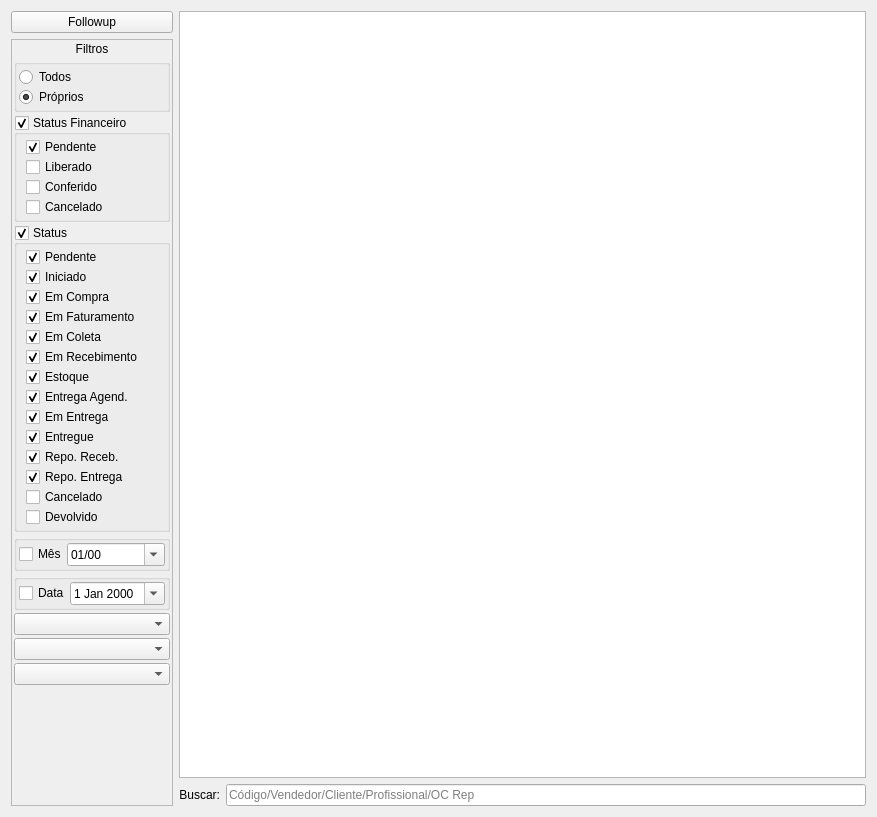
Before: the Qt Designer form ui/widgetvenda.ui in darktorres/ERP-STACCATO, drawn with Qt 5.
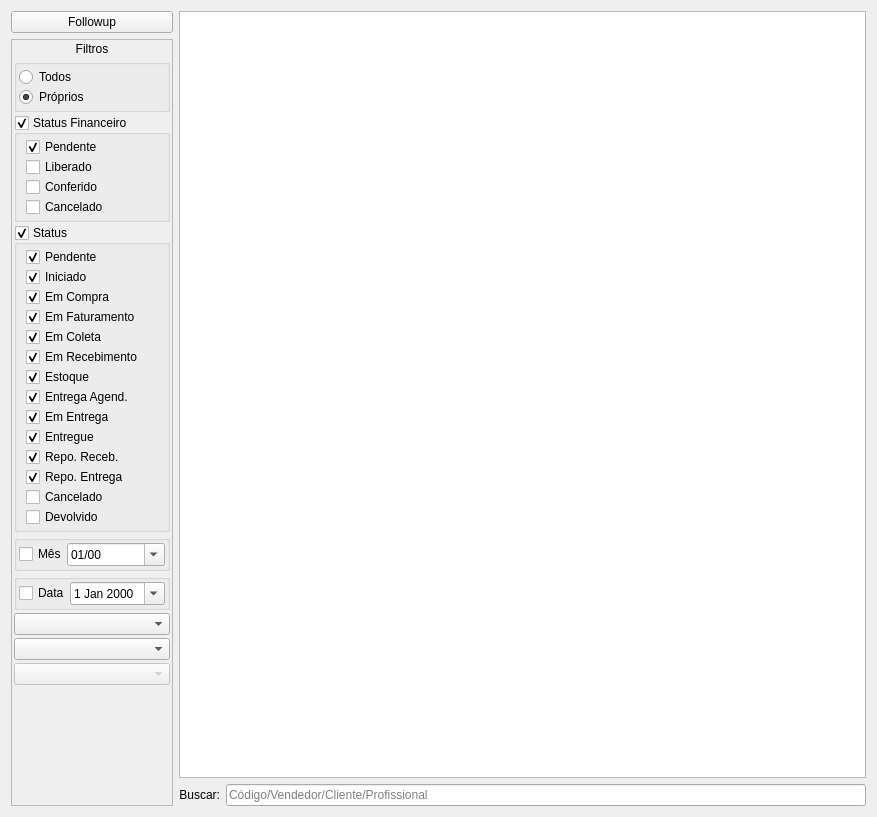
After: the same form once the commit is applied. Custom widgets are drawn as their Qt base class.

What changed in the file:
```diff
--- a/ui/widgetvenda.ui
+++ b/ui/widgetvenda.ui
@@ -42,7 +42,7 @@
         <bool>true</bool>
        </property>
        <property name="placeholderText">
-        <string>Código/Vendedor/Cliente/Profissional/OC Rep</string>
+        <string>Código/Vendedor/Cliente/Profissional</string>
        </property>
       </widget>
      </item>
@@ -65,8 +65,8 @@
          <rect>
           <x>0</x>
           <y>0</y>
-          <width>179</width>
-          <height>764</height>
+          <width>148</width>
+          <height>765</height>
          </rect>
         </property>
         <property name="autoFillBackground">
@@ -627,7 +627,11 @@
                 <number>0</number>
                </property>
                <item>
-                <widget class="QComboBox" name="comboBoxFornecedores"/>
+                <widget class="QComboBox" name="comboBoxFornecedores">
+                 <property name="enabled">
+                  <bool>false</bool>
+                 </property>
+                </widget>
                </item>
               </layout>
              </widget>
```
